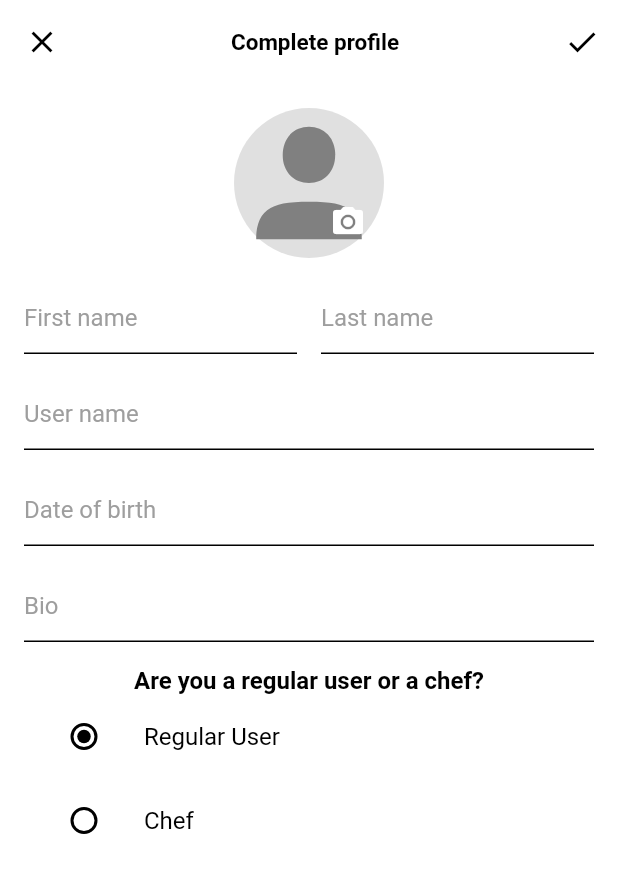
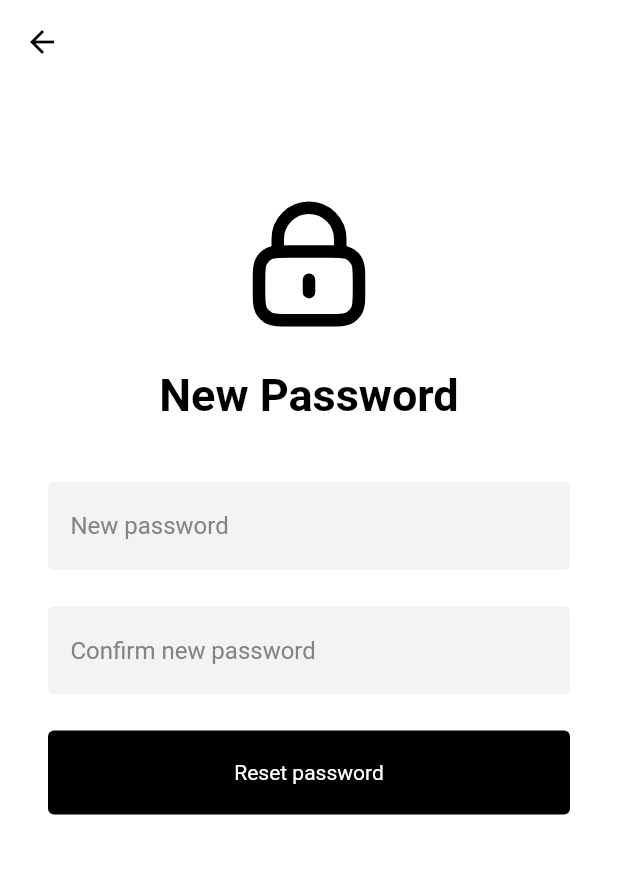
Before and after one commit to OnlyFoodApp/onlyfood_mo, a Flutter app: the screen it shows after launch, on a phone screen of 412 x 824 dp. Shown: the top 873 px of the screen. Run offline on Flutter 3.47's test engine with Material 2 defaults, Android fonts, the phone set to English and light mode, and no system bars; our stand-ins replace firebase_core, flutter_svg, image_picker; accounts and stored records are empty.

Commit message:
done screen reset password 1 verify 2

```diff
--- a/onlyfood_mo/lib/main.dart
+++ b/onlyfood_mo/lib/main.dart
@@ -5,6 +5,9 @@ import 'package:onlyfood_mo/responsive/mobile_screen_layout.dart';
 import 'package:onlyfood_mo/responsive/responsive_layout_screen.dart';
 import 'package:onlyfood_mo/responsive/web_screen_layout.dart';
 import 'package:onlyfood_mo/screens/login/login_screen.dart';
+import 'package:onlyfood_mo/screens/reset_password/reset_password.dart';
+import 'package:onlyfood_mo/screens/reset_password/reset_password_verify.dart';
+import 'package:onlyfood_mo/screens/reset_password/reset_pasword_second.dart';
 import 'package:onlyfood_mo/screens/signup/signup_screen.dart';
 import 'package:onlyfood_mo/screens/signup/signup_screen_fourth.dart';
 import 'package:onlyfood_mo/screens/signup/signup_screen_second.dart';
@@ -40,6 +43,6 @@ class MyApp extends StatelessWidget {
         theme: ThemeData.dark().copyWith(
           scaffoldBackgroundColor: mobileBackgroundColor,
         ),
-        home: const SignUpScreenFourth());
+        home: const ResetPasswordSecond());
   }
 }
--- /dev/null
+++ b/onlyfood_mo/lib/screens/reset_password/reset_pasword_second.dart
@@ -0,0 +1,122 @@
+import 'package:flutter/material.dart';
+import 'package:flutter_svg/flutter_svg.dart';
+import 'package:onlyfood_mo/utils/colors.dart';
+import 'package:onlyfood_mo/widgets/text_field_input.dart';
+
+class ResetPasswordSecond extends StatefulWidget {
+  const ResetPasswordSecond({Key? key}) : super(key: key);
+
+  @override
+  createState() => _ResetPasswordSecondState();
+}
+
+class _ResetPasswordSecondState extends State<ResetPasswordSecond> {
+  final TextEditingController _newPasswordController = TextEditingController();
+  final TextEditingController _confirmPasswordController =
+      TextEditingController();
+  @override
+  void dispose() {
+    // TODO: implement dispose
+    super.dispose();
+    _newPasswordController.dispose();
+    _confirmPasswordController.dispose();
+  }
+
+  @override
+  Widget build(BuildContext context) {
+    return Scaffold(
+      appBar: AppBar(
+        backgroundColor: Colors.white,
+        elevation: 0, // Loại bỏ shadow
+        leading: IconButton(
+          icon: const Icon(
+            Icons.arrow_back,
+            color: Colors.black, // Đặt màu đen cho biểu tượng nút back
+          ),
+          onPressed: () {
+            Navigator.pop(context);
+          },
+        ),
+      ),
+      body: SafeArea(
+        child: Container(
+          padding: const EdgeInsets.symmetric(horizontal: 32),
+          width: double.infinity, // vô cùng
+          margin: const EdgeInsets.only(top: 70),
+          child: Column(
+            crossAxisAlignment: CrossAxisAlignment.center,
+            children: [
+              //Flexible là một widget trong Flutter cho phép bạn chỉ định
+              // một phần trăm của không gian màn hình dành cho một widget
+              // con cụ thể. (no la flex day)
+              //logo image
+              SvgPicture.asset(
+                "assets/icon_lock.svg",
+                width: 100,
+                height: 100,
+                fit: BoxFit.cover,
+              ),
+              const SizedBox(height: 20),
+
+              Container(
+                alignment: Alignment.center,
+                child: const Text(
+                  "New Password",
+                  style: TextStyle(
+                      fontWeight: FontWeight.bold,
+                      color: Colors.black,
+                      fontSize: 30),
+                ),
+              ),
+              const SizedBox(height: 40),
+              // Text field input for email
+
+              TextFieldInput(
+                  // cai nay la widget tu customize ben kia do
+                  hintText: 'New password ',
+                  textInputType: TextInputType.text,
+                  textEditingController: _newPasswordController,
+                  isPass: true),
+              const SizedBox(
+                height: 24,
+              ),
+
+              TextFieldInput(
+                  // cai nay la widget tu customize ben kia do
+                  hintText: 'Confirm new password ',
+                  textInputType: TextInputType.text,
+                  textEditingController: _confirmPasswordController,
+                  isPass: true),
+              const SizedBox(
+                height: 24,
+              ),
+              //button login
+              InkWell(
+                child: Container(
+                  child: const Text("Reset password"),
+                  width: double.infinity,
+                  alignment: Alignment.center,
+                  padding: const EdgeInsets.symmetric(vertical: 20),
+                  decoration: const ShapeDecoration(
+                      shape: RoundedRectangleBorder(
+                        borderRadius: BorderRadius.all(
+                          Radius.circular(4),
+                        ),
+                      ),
+                      color: buttonBlack),
+                ),
+              ),
+
+              //transitioning to signing up
+
+              Flexible(
+                child: Container(),
+                flex: 2,
+              ),
+            ],
+          ),
+        ),
+      ),
+    );
+  }
+}
--- a/onlyfood_mo/pubspec.yaml
+++ b/onlyfood_mo/pubspec.yaml
@@ -58,6 +58,7 @@ flutter:
     - assets/facebook_icon.png
     - assets/verification_code.svg
     - assets/default_avatar.svg
+    - assets/icon_lock.svg
   #   - images/a_dot_ham.jpeg
   # An image asset can refer to one or more resolution-specific "variants", see
   # https://flutter.dev/assets-and-images/#resolution-aware
```
Also changed, not shown: onlyfood_mo/lib/screens/reset_password/reset_password.dart (added, +118 -0 lines), onlyfood_mo/lib/screens/reset_password/reset_password_verify.dart (added, +203 -0 lines), onlyfood_mo/assets/icon_lock.svg (added).
